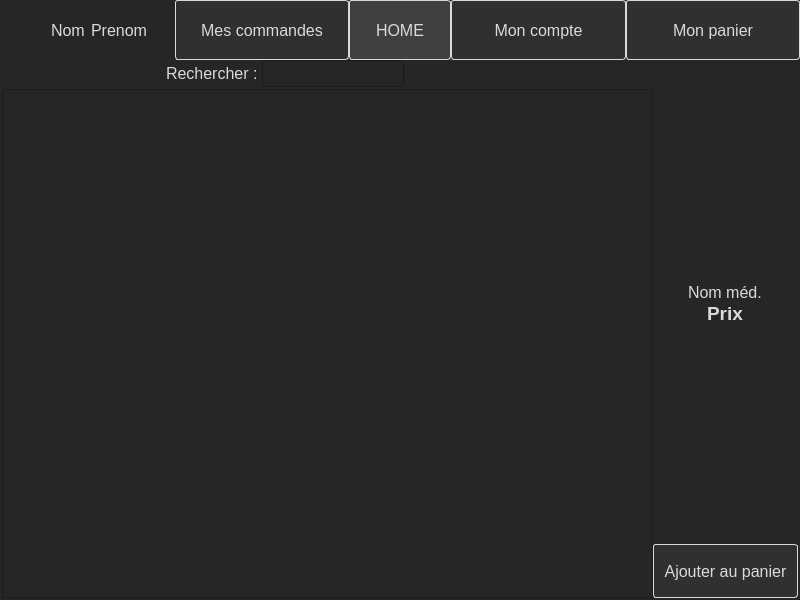
Above: UberMedoc/application.ui from GregDAka/Ubermedoc before the change. Below: the same form after it.
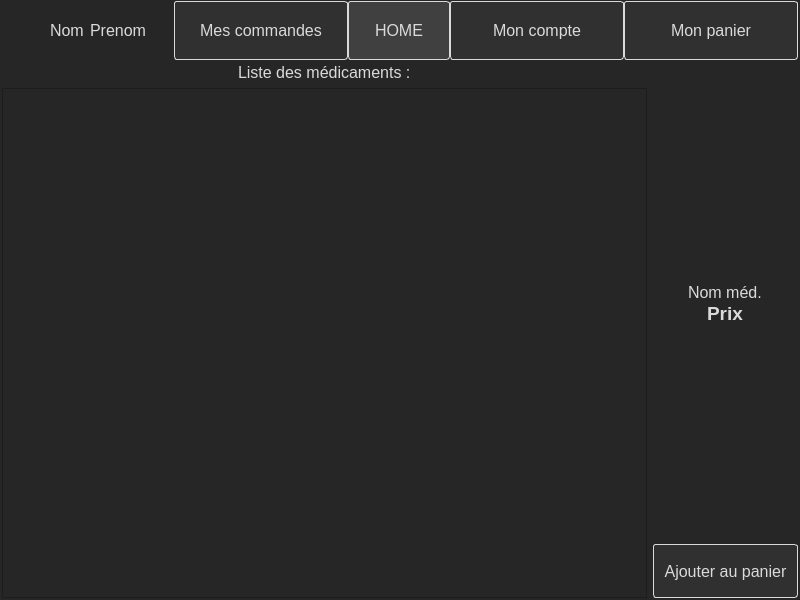
That is the form after the change.

Commit message: CSS global de l'application

Diff of the .ui file:
```diff
--- a/UberMedoc/application.ui
+++ b/UberMedoc/application.ui
@@ -62,6 +62,12 @@
      <property name="spacing">
       <number>0</number>
      </property>
+     <property name="topMargin">
+      <number>1</number>
+     </property>
+     <property name="rightMargin">
+      <number>2</number>
+     </property>
      <item>
       <layout class="QHBoxLayout" name="horizontalLayout">
        <property name="spacing">
@@ -172,8 +178,11 @@
    </item>
    <item>
     <layout class="QHBoxLayout" name="horizontalLayout_4">
+     <property name="spacing">
+      <number>6</number>
+     </property>
      <item>
-      <layout class="QVBoxLayout" name="verticalLayout">
+      <layout class="QVBoxLayout" name="verticalLayout" stretch="1,20">
        <property name="spacing">
         <number>2</number>
        </property>
@@ -184,11 +193,11 @@
         <number>2</number>
        </property>
        <item>
-        <layout class="QHBoxLayout" name="horizontalLayout_3" stretch="4,6">
+        <layout class="QHBoxLayout" name="horizontalLayout_3" stretch="4">
          <property name="spacing">
           <number>0</number>
          </property>
-         <item alignment="Qt::AlignRight|Qt::AlignVCenter">
+         <item alignment="Qt::AlignHCenter|Qt::AlignVCenter">
           <widget class="QLabel" name="label">
            <property name="font">
             <font>
@@ -196,16 +205,7 @@
             </font>
            </property>
            <property name="text">
-            <string>Rechercher : </string>
-           </property>
-          </widget>
-         </item>
-         <item alignment="Qt::AlignLeft|Qt::AlignVCenter">
-          <widget class="QLineEdit" name="lineEdit">
-           <property name="font">
-            <font>
-             <pointsize>12</pointsize>
-            </font>
+            <string>Liste des médicaments :</string>
            </property>
           </widget>
          </item>
```
The commit also changes 8 other files.
